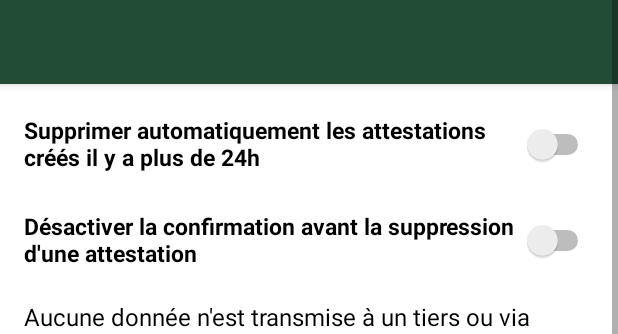
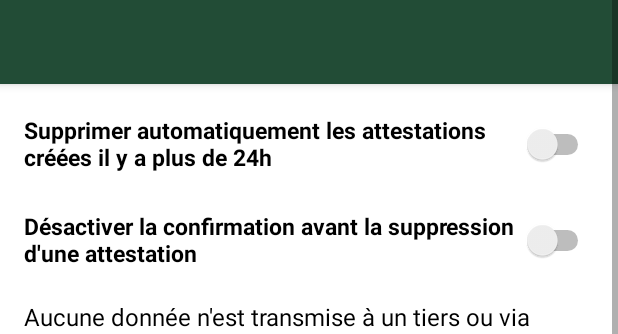
Before and after one commit to RENITI/AttestationsGenerator, an Android app: the layout activity_about.xml on its own in the app's theme, with its tools: preview values and no code run, on a phone screen of 412 x 824 dp. Shown: the top 334 px of the screen. Run offline under Robolectric (Android 15) with nearby library versions, the phone set to English and light mode, and no system bars.

Commit message:
3.2 bis
- Fixed UX issues

```diff
--- a/app/src/main/java/fr/reniti/generator/MainActivity.java
+++ b/app/src/main/java/fr/reniti/generator/MainActivity.java
@@ -59,9 +59,6 @@ public class MainActivity extends AppCompatActivity {
 
             if (viewPager.getCurrentItem() == 0) {
                 if (StorageManager.getInstance().getProfilesManager().getProfilesList().size() <= 0) {
-                    /*Snackbar.make(MainActivity.getInstance().get().findViewById(R.id.activity_main), getResources().getString(R.string.error_no_profile), Snackbar.LENGTH_LONG)
-                            .setAction("Action", null)
-                            .show();*/
                     Intent intent = new Intent(MainActivity.getInstance().get(), ProfileEditActivity.class);
                     startActivity(intent);
                     return;
--- a/app/src/main/res/values/strings.xml
+++ b/app/src/main/res/values/strings.xml
@@ -61,7 +61,7 @@
     <string name="activity_about_github">Code source:</string>
     <string name="activity_about_github_link"><a href="https://github.com/RENITI/AttestationsGenerator/">https://github.com/RENITI/AttestationsGenerator/</a></string>
     <string name="activity_about_contact">contact@reniti.fr</string>
-    <string name="activity_about_switch_autodelete">Supprimer automatiquement les attestations créés il y a plus de 24h</string>
+    <string name="activity_about_switch_autodelete">Supprimer automatiquement les attestations créées il y a plus de 24h</string>
     <string name="activity_about_switch_deletewarning">Désactiver la confirmation avant la suppression d\'une attestation</string>
     <!-- Attestations fragment -->
 
```
